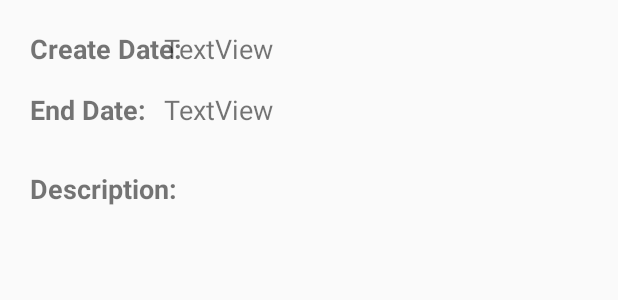
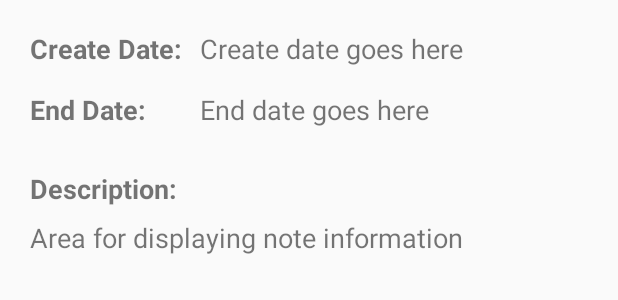
Before and after one commit to almahmouda/MyNotes, an Android app: the layout content_view_note.xml on its own in the app's theme, with its tools: preview values and no code run, on a phone screen of 412 x 824 dp. Shown: the top 300 px of the screen. Run offline under Robolectric (Android 15) with nearby library versions, the phone set to English and light mode, and no system bars.

Commit message:
Updated visual discrepancies.

```diff
--- a/app/src/main/res/layout/content_view_note.xml
+++ b/app/src/main/res/layout/content_view_note.xml
@@ -41,7 +41,8 @@
                 android:textSize="18sp"
                 android:textStyle="bold"
                 app:layout_constraintStart_toStartOf="parent"
-                app:layout_constraintTop_toBottomOf="@+id/label_ending" />
+                app:layout_constraintTop_toBottomOf="@+id/label_ending"
+                tools:ignore="RtlHardcoded,RtlSymmetry" />
 
             <TextView
                 android:id="@+id/view_end_date"
@@ -49,10 +50,10 @@
                 android:layout_height="wrap_content"
                 android:layout_marginStart="8dp"
                 android:layout_marginLeft="8dp"
-                android:text="TextView"
+                android:text="@string/endDateHere"
                 android:textSize="18sp"
                 app:layout_constraintBaseline_toBaselineOf="@+id/label_ending"
-                app:layout_constraintStart_toEndOf="@+id/label_ending" />
+                app:layout_constraintStart_toEndOf="@+id/label_created" />
 
             <TextView
                 android:id="@+id/view_create_date"
@@ -60,10 +61,10 @@
                 android:layout_height="wrap_content"
                 android:layout_marginStart="8dp"
                 android:layout_marginLeft="8dp"
-                android:text="TextView"
+                android:text="@string/createDateHere"
                 android:textSize="18sp"
                 app:layout_constraintBaseline_toBaselineOf="@+id/label_created"
-                app:layout_constraintStart_toEndOf="@+id/label_ending" />
+                app:layout_constraintStart_toEndOf="@+id/label_created" />
 
             <TextView
                 android:id="@+id/label_ending"
@@ -103,14 +104,15 @@
                 android:layout_marginEnd="8dp"
                 android:layout_marginRight="8dp"
                 android:layout_marginBottom="8dp"
-                android:contentDescription="Area for desplaying note information"
                 android:paddingLeft="4dp"
                 android:paddingRight="4dp"
+                android:text="Area for displaying note information"
                 android:textSize="18sp"
                 app:layout_constraintBottom_toBottomOf="parent"
                 app:layout_constraintEnd_toEndOf="parent"
                 app:layout_constraintStart_toStartOf="parent"
-                app:layout_constraintTop_toBottomOf="@+id/label_desc" />
+                app:layout_constraintTop_toBottomOf="@+id/label_desc"
+                tools:ignore="HardcodedText" />
         </android.support.constraint.ConstraintLayout>
     </ScrollView>
 
--- a/app/src/main/res/menu/menu_create_note.xml
+++ b/app/src/main/res/menu/menu_create_note.xml
@@ -4,11 +4,10 @@
     tools:context="com.example.admin.mynotes.CreateNote">
     <item
         android:id="@+id/add_note"
-        android:icon="@android:drawable/ic_menu_add"
+        android:icon="@drawable/ic_add"
+        android:onClick="createNote"
         android:title="@string/create_a_note"
-        app:showAsAction="always"
-        android:onClick="createNote"
-        />
+        app:showAsAction="always" />
     <item
         android:id="@+id/action_home"
         android:orderInCategory="1"
--- a/app/src/main/res/values/strings.xml
+++ b/app/src/main/res/values/strings.xml
@@ -20,4 +20,6 @@
     <string name="action_delete_note">Delete</string>
     <string name="label_initial">A</string>
     <string name="labelTitle">Title goes here</string>
+    <string name="endDateHere">End date goes here</string>
+    <string name="createDateHere">Create date goes here</string>
 </resources>
```
